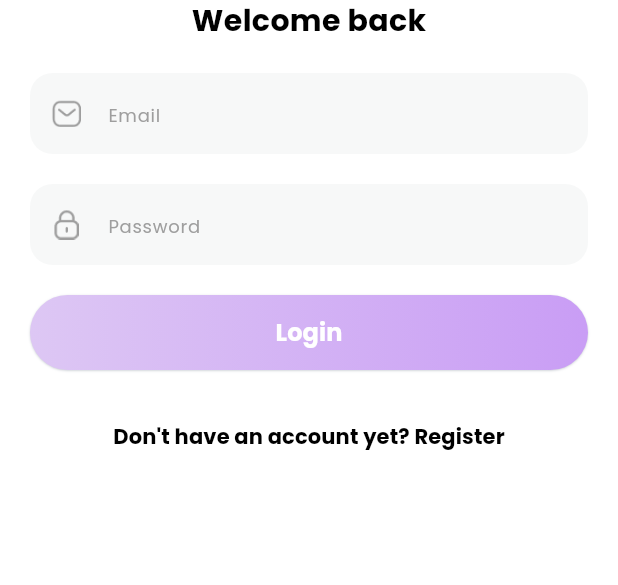
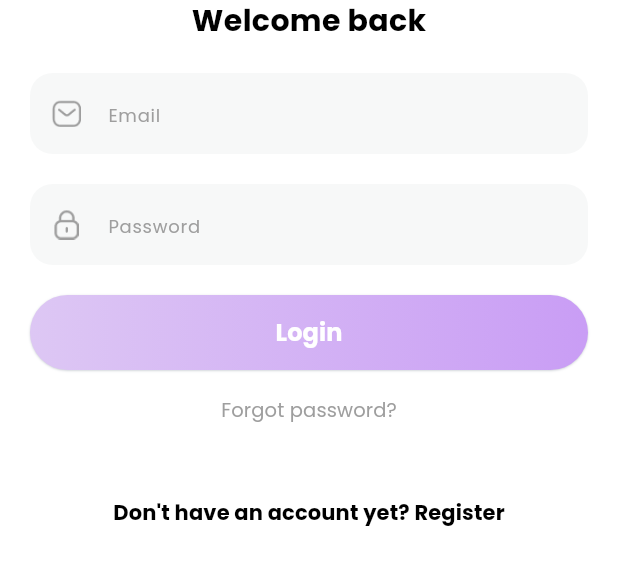
Before and after one commit to hareem7bilal/FITR, a Flutter app: the LoginView screen opened directly, on a phone screen of 412 x 824 dp, the part 35-620 px from its top. Run offline on Flutter 3.47's test engine with Material 3 defaults, Android fonts, the light colour scheme and no system bars; our stand-ins replace animated_toggle_switch, bloc, camera, carousel_slider, cloud_firestore, equatable and 10 more; missing offline and left inert: dotted_dashed_line, firebase_app_check, google_mlkit_commons, simple_animation_progress_bar, tflite, tflite_flutter; accounts and stored records are empty; network calls fail.

Commit message:
forgot password

```diff
--- a/app/lib/app_view.dart
+++ b/app/lib/app_view.dart
@@ -3,7 +3,7 @@ import 'package:flutter_application_1/blocs/auth_bloc/auth_bloc.dart';
 import 'package:flutter_application_1/utils/color_extension.dart';
 //import 'package:flutter_application_1/views/yt.dart';
 //import 'package:flutter_application_1/views/instability_assessment.dart';
-import 'package:flutter_application_1/views/pose.dart';
+//import 'package:flutter_application_1/views/pose.dart';
 //import 'package:flutter_application_1/views/main-tab/main_tab_view.dart';
 import 'package:flutter_application_1/views/onboarding/starting_view.dart';
 import 'package:flutter_bloc/flutter_bloc.dart';
@@ -27,9 +27,9 @@ class AppView extends StatelessWidget {
             return const StartingView();
           } else {
             //return const YTView();
-            //return const StartingView();
+            return const StartingView();
             //return const InstabilityDetector();
-            return const PoseDetector();
+            //return const PoseDetector();
           }
         },
       ),
--- a/app/lib/views/login/login_view.dart
+++ b/app/lib/views/login/login_view.dart
@@ -4,10 +4,9 @@ import 'package:flutter_application_1/views/login/welcome_view.dart';
 import 'package:flutter_application_1/widgets/round_button.dart';
 import 'package:flutter_application_1/widgets/round_textfield.dart';
 import 'package:flutter_application_1/views/login/signup_view.dart';
-
+import 'forgot_password.dart';
 import 'package:flutter_bloc/flutter_bloc.dart';
 import '../../blocs/sign_in_bloc/sign_in_bloc.dart';
-
 
 class LoginView extends StatefulWidget {
   const LoginView({super.key});
@@ -108,6 +107,25 @@ class _LoginView extends State<LoginView> {
                             }
                           },
                         ),
+                        const SizedBox(height: 3),
+                        TextButton(
+                          onPressed: () {
+                            // Navigate to Forgot Password screen
+                            Navigator.push(
+                              context,
+                              MaterialPageRoute(
+                                  builder: (context) => const ForgotPassword()),
+                            );
+                          },
+                          child: Text(
+                            "Forgot password?",
+                            style: TextStyle(
+                              color: TColor.grey,
+                              fontSize: 13,
+                              fontWeight: FontWeight.w400,
+                            ),
+                          ),
+                        ),
                       ],
                     ),
                   ),
@@ -116,9 +134,10 @@ class _LoginView extends State<LoginView> {
                     onPressed: () {
                       // Navigate to the registration screen
                       Navigator.push(
-                      context,
-                      MaterialPageRoute(builder: (context) => const SignupView()),
-                    );
+                        context,
+                        MaterialPageRoute(
+                            builder: (context) => const SignupView()),
+                      );
                     },
                     child: Text(
                       "Don't have an account yet? Register",
```
Also changed, not shown: app/lib/views/login/forgot_password.dart (added, +81 -0 lines).
